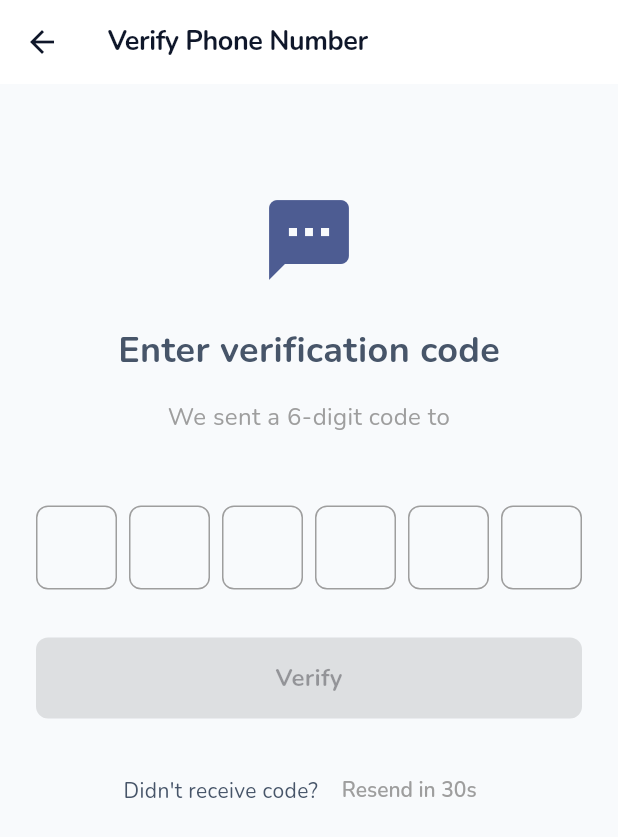
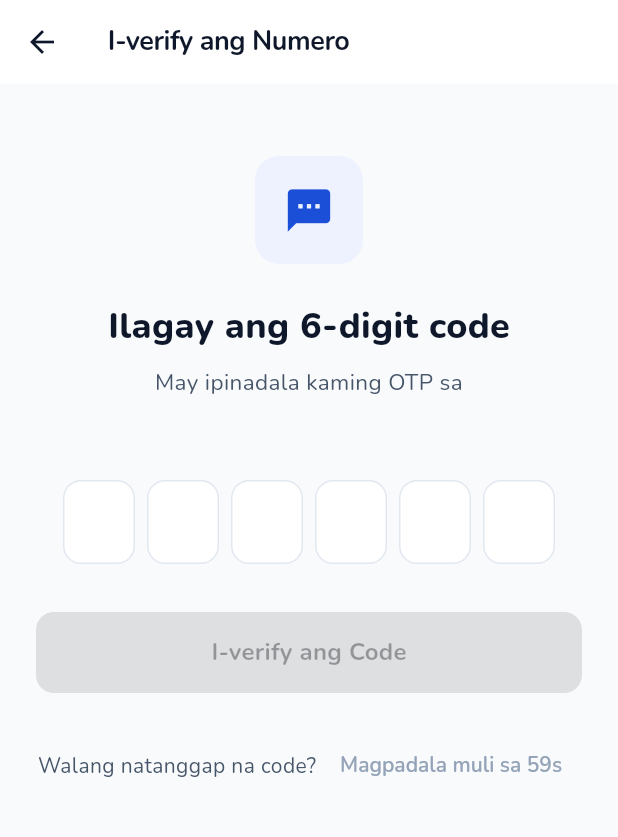
Before and after one commit to codyjamesDC/Hackathon-MapSumbong, a Flutter app: the OtpVerificationScreen screen opened by its route, on a phone screen of 412 x 824 dp. Shown: the top 837 px of the screen. Run offline on Flutter 3.47's test engine with Material 3 defaults, Android fonts, the phone set to English and light mode, and no system bars; drawn by our look-alikes of pinput; our stand-ins replace cached_network_image, flutter_dotenv, flutter_local_notifications, flutter_map, geolocator, go_router and 6 more; accounts and stored records are empty.

Commit message:
feat: align phone and OTP screens with figma UX

```diff
--- a/mobile/lib/screens/auth/otp_verification_screen.dart
+++ b/mobile/lib/screens/auth/otp_verification_screen.dart
@@ -1,8 +1,11 @@
+import 'dart:async';
+
 import 'package:flutter/material.dart';
 import 'package:provider/provider.dart';
 import 'package:go_router/go_router.dart';
 import 'package:pinput/pinput.dart';
 import '../../providers/auth_provider.dart';
+import '../../theme/app_theme.dart';
 
 class OtpVerificationScreen extends StatefulWidget {
   final String phoneNumber;
@@ -18,61 +21,90 @@ class OtpVerificationScreen extends StatefulWidget {
 
 class _OtpVerificationScreenState extends State<OtpVerificationScreen> {
   final _pinController = TextEditingController();
+  Timer? _resendTicker;
   bool _canResend = false;
-  int _resendTimer = 30;
+  int _resendTimer = 60;
+  bool _isCodeComplete = false;
 
   @override
   void initState() {
     super.initState();
+    _pinController.addListener(() {
+      final isComplete = _pinController.text.trim().length == 6;
+      if (isComplete != _isCodeComplete) {
+        setState(() {
+          _isCodeComplete = isComplete;
+        });
+      }
+    });
     _startResendTimer();
   }
 
   @override
   void dispose() {
+    _resendTicker?.cancel();
     _pinController.dispose();
     super.dispose();
   }
 
   void _startResendTimer() {
+    _resendTicker?.cancel();
     setState(() {
       _canResend = false;
-      _resendTimer = 30;
+      _resendTimer = 60;
     });
 
-    Future.delayed(const Duration(seconds: 1), () {
-      if (mounted) {
+    _resendTicker = Timer.periodic(const Duration(seconds: 1), (timer) {
+      if (!mounted) {
+        timer.cancel();
+        return;
+      }
+      if (_resendTimer <= 1) {
+        timer.cancel();
         setState(() {
-          _resendTimer--;
-          if (_resendTimer > 0) {
-            _startResendTimer();
-          } else {
-            _canResend = true;
-          }
+          _resendTimer = 0;
+          _canResend = true;
         });
+        return;
       }
+
+      setState(() {
+        _resendTimer -= 1;
+      });
     });
   }
 
-  void _verifyOTP() async {
-    if (_pinController.text.length != 6) return;
+  String get _maskedPhone {
+    if (widget.phoneNumber.length <= 4) return widget.phoneNumber;
+    final head = widget.phoneNumber.substring(0, widget.phoneNumber.length - 4);
+    final tail = widget.phoneNumber.substring(widget.phoneNumber.length - 4);
+    return '$head••••$tail';
+  }
+
+  Future<void> _verifyOTP() async {
+    final code = _pinController.text.trim();
+    if (code.length != 6) return;
 
     final authProvider = Provider.of<AuthProvider>(context, listen: false);
 
     try {
-      await authProvider.verifyOTP(widget.phoneNumber, _pinController.text);
+      await authProvider.verifyOTP(widget.phoneNumber, code);
       if (mounted && authProvider.isAuthenticated) {
         context.go('/home');
       }
     } catch (e) {
       if (mounted) {
         ScaffoldMessenger.of(context).showSnackBar(
-          SnackBar(content: Text('Error: ${e.toString()}')),
+          SnackBar(
+            content: Text('Hindi ma-verify ang code: ${e.toString()}'),
+            backgroundColor: AppColors.critical,
+          ),
         );
       }
     }
   }
 
-  void _resendOTP() async {
+  Future<void> _resendOTP() async {
     final authProvider = Provider.of<AuthProvider>(context, listen: false);
 
     try {
@@ -80,13 +112,18 @@ class _OtpVerificationScreenState extends State<OtpVerificationScreen> {
       _startResendTimer();
       if (mounted) {
         ScaffoldMessenger.of(context).showSnackBar(
-          const SnackBar(content: Text('OTP sent successfully')),
+          const SnackBar(
+            content: Text('Bagong OTP naipadala na.'),
+          ),
         );
       }
     } catch (e) {
       if (mounted) {
         ScaffoldMessenger.of(context).showSnackBar(
-          SnackBar(content: Text('Error: ${e.toString()}')),
+          SnackBar(
+            content: Text('Hindi naipadala ang OTP: ${e.toString()}'),
+            backgroundColor: AppColors.critical,
+          ),
         );
       }
     }
@@ -95,82 +132,98 @@ class _OtpVerificationScreenState extends State<OtpVerificationScreen> {
   @override
   Widget build(BuildContext context) {
     final authProvider = Provider.of<AuthProvider>(context);
+    final titleStyle = const TextStyle(
+      fontSize: 24,
+      fontWeight: FontWeight.w800,
+      color: AppColors.textPrimary,
+    );
+    final subtitleStyle = const TextStyle(
+      fontSize: 15,
+      color: AppColors.textSecondary,
+      height: 1.45,
+    );
+
+    final defaultPinTheme = PinTheme(
+      width: 48,
+      height: 56,
+      textStyle: const TextStyle(
+        fontSize: 20,
+        fontWeight: FontWeight.w700,
+        color: AppColors.textPrimary,
+      ),
+      decoration: BoxDecoration(
+        color: AppColors.surface,
+        border: Border.all(color: AppColors.border),
+        borderRadius: BorderRadius.circular(AppRadius.md),
+      ),
+    );
 
     return Scaffold(
+      backgroundColor: AppColors.background,
       appBar: AppBar(
         leading: IconButton(
           icon: const Icon(Icons.arrow_back),
           onPressed: () => context.go('/auth'),
         ),
-        title: const Text('Verify Phone Number'),
+        title: const Text('I-verify ang Numero'),
       ),
       body: SafeArea(
         child: Padding(
-          padding: const EdgeInsets.all(24.0),
+          padding: const EdgeInsets.fromLTRB(24, 24, 24, 16),
           child: Column(
             crossAxisAlignment: CrossAxisAlignment.center,
             children: [
-              const SizedBox(height: 48),
+              const SizedBox(height: 24),
 
               // Icon
-              Icon(
-                Icons.sms,
-                size: 64,
-                color: Theme.of(context).primaryColor,
+              Container(
+                width: 72,
+                height: 72,
+                decoration: BoxDecoration(
+                  color: AppColors.primarySurface,
+                  borderRadius: BorderRadius.circular(AppRadius.lg),
+                ),
+                child: const Icon(
+                  Icons.sms_rounded,
+                  size: 34,
+                  color: AppColors.primary,
+                ),
               ),
 
               const SizedBox(height: 24),
 
               // Title
               const Text(
-                'Enter verification code',
-                style: TextStyle(
-                  fontSize: 24,
-                  fontWeight: FontWeight.bold,
-                ),
+                'Ilagay ang 6-digit code',
+                style: titleStyle,
               ),
 
-              const SizedBox(height: 16),
+              const SizedBox(height: 10),
 
               // Subtitle
               Text(
-                'We sent a 6-digit code to ${widget.phoneNumber}',
+                'May ipinadala kaming OTP sa\n$_maskedPhone',
                 textAlign: TextAlign.center,
-                style: const TextStyle(
-                  fontSize: 16,
-                  color: Colors.grey,
-                ),
+                style: subtitleStyle,
               ),
 
-              const SizedBox(height: 48),
+              const SizedBox(height: 32),
 
               // PIN input
               Pinput(
                 controller: _pinController,
                 length: 6,
+                keyboardType: TextInputType.number,
                 onCompleted: (_) => _verifyOTP(),
-                defaultPinTheme: PinTheme(
-                  width: 56,
-                  height: 56,
-                  textStyle: const TextStyle(
-                    fontSize: 20,
-                    fontWeight: FontWeight.w600,
-                  ),
-                  decoration: BoxDecoration(
-                    border: Border.all(color: Colors.grey),
-                    borderRadius: BorderRadius.circular(8),
+                defaultPinTheme: defaultPinTheme,
+                focusedPinTheme: defaultPinTheme.copyWith(
+                  decoration: defaultPinTheme.decoration!.copyWith(
+                    border: Border.all(color: AppColors.primary, width: 2),
                   ),
                 ),
-                focusedPinTheme: PinTheme(
-                  width: 56,
-                  height: 56,
-                  textStyle: const TextStyle(
-                    fontSize: 20,
-                    fontWeight: FontWeight.w600,
-                  ),
-                  decoration: BoxDecoration(
-                    border: Border.all(color: Theme.of(context).primaryColor),
-                    borderRadius: BorderRadius.circular(8),
+                submittedPinTheme: defaultPinTheme.copyWith(
+                  decoration: defaultPinTheme.decoration!.copyWith(
+                    border: Border.all(color: AppColors.primaryLight),
                   ),
                 ),
               ),
@@ -181,20 +234,27 @@ class _OtpVerificationScreenState extends State<OtpVerificationScreen> {
               SizedBox(
                 width: double.infinity,
                 child: ElevatedButton(
-                  onPressed: (authProvider.isLoading || _pinController.text.length != 6)
+                  onPressed: (authProvider.isLoading || !_isCodeComplete)
                       ? null
                       : _verifyOTP,
                   style: ElevatedButton.styleFrom(
                     padding: const EdgeInsets.symmetric(vertical: 16),
                     shape: RoundedRectangleBorder(
-                      borderRadius: BorderRadius.circular(8),
+                      borderRadius: BorderRadius.circular(AppRadius.md),
                     ),
                   ),
                   child: authProvider.isLoading
-                      ? const CircularProgressIndicator()
+                      ? const SizedBox(
+                          width: 20,
+                          height: 20,
+                          child: CircularProgressIndicator(
+                            strokeWidth: 2,
+                            color: Colors.white,
+                          ),
+                        )
                       : const Text(
-                          'Verify',
-                          style: TextStyle(fontSize: 16),
+                          'I-verify ang Code',
+                          style: TextStyle(fontSize: 16, fontWeight: FontWeight.w700),
                         ),
                 ),
               ),
@@ -205,13 +265,13 @@ class _OtpVerificationScreenState extends State<OtpVerificationScreen> {
               Row(
                 mainAxisAlignment: MainAxisAlignment.center,
                 children: [
-                  const Text("Didn't receive code? "),
+                  const Text('Walang natanggap na code? '),
                   TextButton(
                     onPressed: (_canResend && !authProvider.isLoading) ? _resendOTP : null,
                     child: Text(
-                      _canResend ? 'Resend' : 'Resend in ${_resendTimer}s',
+                      _canResend ? 'Magpadala muli' : 'Magpadala muli sa ${_resendTimer}s',
                       style: TextStyle(
-                        color: _canResend ? Theme.of(context).primaryColor : Colors.grey,
+                        color: _canResend ? AppColors.primary : AppColors.textMuted,
                       ),
                     ),
                   ),
```
Also changed, not shown: mobile/lib/screens/auth/phone_auth_screen.dart (+16 -2 lines).
